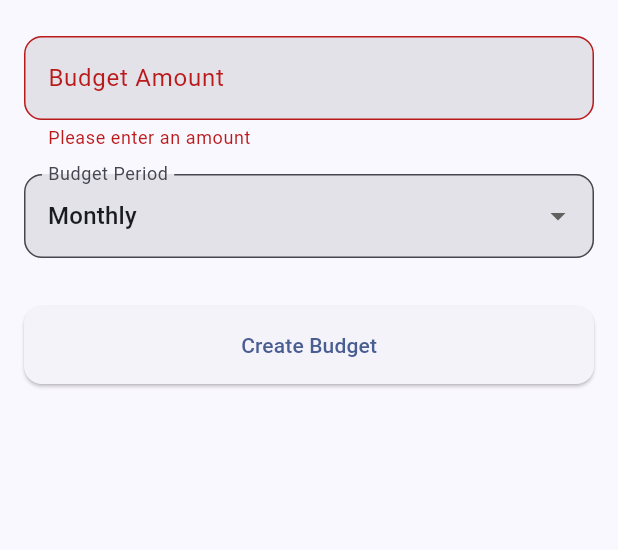
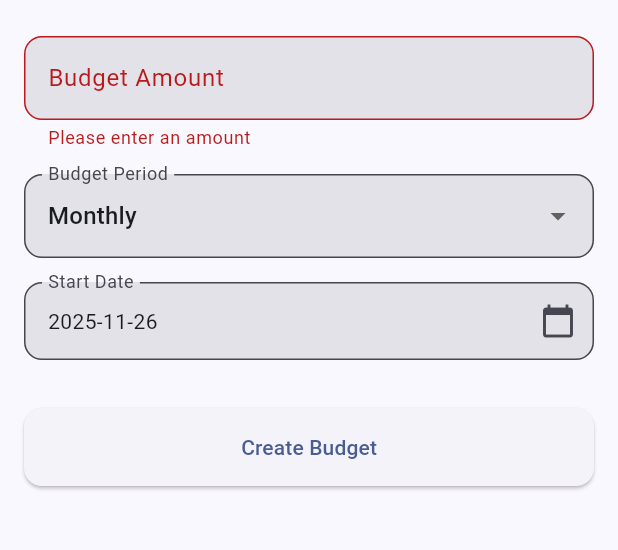
Before and after one commit to clusterpj/MoneyGuard, a Flutter app: the BudgetSetupScreen screen opened by its route, after a tap on "Create Budget", on a phone screen of 412 x 824 dp, the part 228-778 px from its top. Run offline on Flutter 3.47's test engine with Material 3 defaults, Android fonts, the phone set to English and light mode, and no system bars; our stand-ins replace dio, flutter_riverpod, go_router, hive_flutter; accounts and stored records are empty.

Commit message:
feat(frontend): complete dashboard with budget management
Dashboard Features:
- Budget summary card with safe-to-spend calculation
- Recent expenses list with category icons
- Pull-to-refresh functionality
- Budget creation with date picker
- Budget edit button
- Empty states for no budget/expenses

Bug Fixes:
- Fixed expense parsing for backend array response
- Fixed budget entity to match backend schema (amount vs total_amount)
- Added start date picker to budget setup
- Calculated end_date based on period

Technical:
- All lint errors resolved
- Flutter analyze passes
- Proper error handling and loading states

```diff
--- a/frontend/lib/features/budget/presentation/screens/budget_setup_screen.dart
+++ b/frontend/lib/features/budget/presentation/screens/budget_setup_screen.dart
@@ -17,12 +17,25 @@ class _BudgetSetupScreenState extends ConsumerState<BudgetSetupScreen> {
   final _formKey = GlobalKey<FormState>();
   final _amountController = TextEditingController();
   String _period = 'monthly';
+  DateTime _startDate = DateTime.now();
   bool _isLoading = false;
 
   @override
   void dispose() {
     _amountController.dispose();
     super.dispose();
+  }
+
+  Future<void> _selectStartDate() async {
+    final picked = await showDatePicker(
+      context: context,
+      initialDate: _startDate,
+      firstDate: DateTime.now().subtract(const Duration(days: 30)),
+      lastDate: DateTime.now().add(const Duration(days: 365)),
+    );
+    if (picked != null && picked != _startDate) {
+      setState(() => _startDate = picked);
+    }
   }
 
   Future<void> _createBudget() async {
@@ -36,7 +49,7 @@ class _BudgetSetupScreenState extends ConsumerState<BudgetSetupScreen> {
       final dataSource = BudgetRemoteDataSourceImpl(apiClient);
       final repository = BudgetRepositoryImpl(dataSource);
 
-      await repository.createBudget(amount, _period, DateTime.now());
+      await repository.createBudget(amount, _period, _startDate);
 
       // Invalidate budget provider to refetch
       ref.invalidate(budgetProvider);
@@ -113,6 +126,19 @@ class _BudgetSetupScreenState extends ConsumerState<BudgetSetupScreen> {
                   }
                 },
               ),
+              const SizedBox(height: 16),
+              InkWell(
+                onTap: _selectStartDate,
+                child: InputDecorator(
+                  decoration: const InputDecoration(
+                    labelText: 'Start Date',
+                    suffixIcon: Icon(Icons.calendar_today),
+                  ),
+                  child: Text(
+                    '${_startDate.year}-${_startDate.month.toString().padLeft(2, '0')}-${_startDate.day.toString().padLeft(2, '0')}',
+                  ),
+                ),
+              ),
               const SizedBox(height: 32),
               ElevatedButton(
                 onPressed: _isLoading ? null : _createBudget,
```
Also changed, not shown: frontend/lib/features/budget/data/datasources/budget_remote_data_source.dart (+16 -2 lines), frontend/lib/features/budget/domain/entities/budget.dart (+18 -6 lines), frontend/lib/features/dashboard/presentation/widgets/budget_summary_card.dart (+18 -5 lines), 1 other file.
